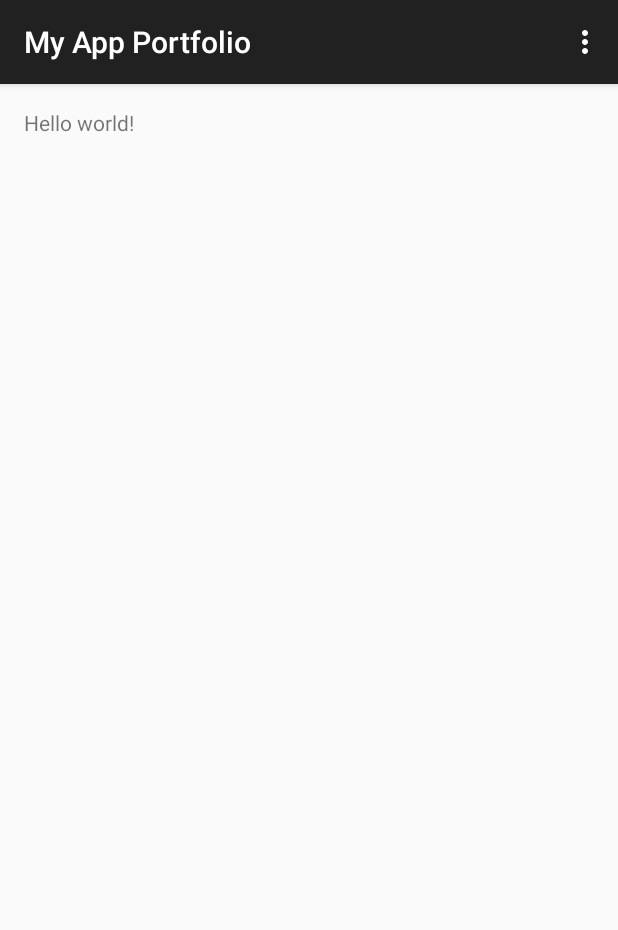
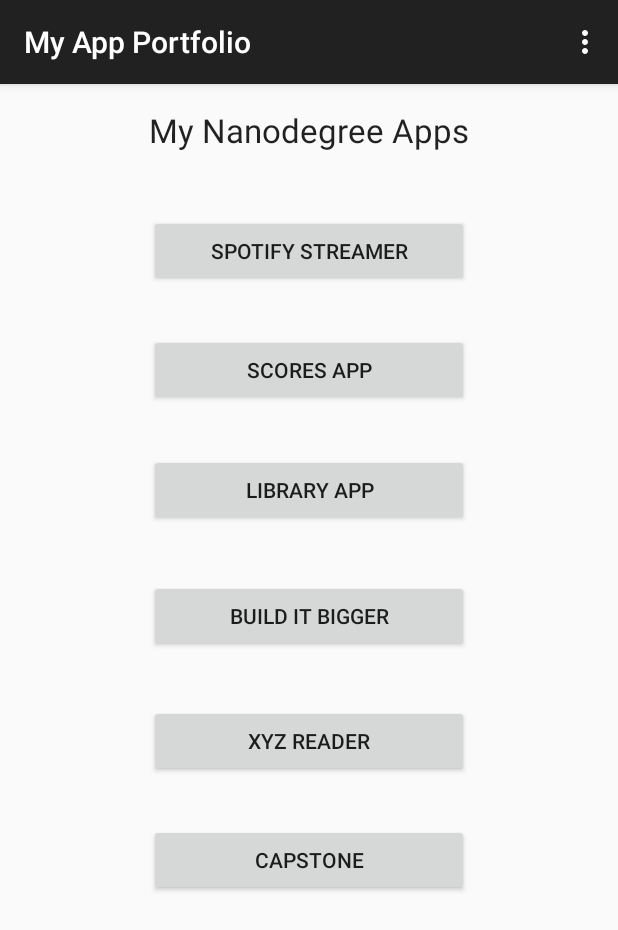
Before and after one commit to yaskyj/android-app-portfolio, an Android app: the screen it shows after launch (MainActivity), on a phone screen of 412 x 824 dp. Shown: the top 930 px of the screen. Run offline under Robolectric (Android 15) with nearby library versions, the phone set to English and light mode, and no system bars.

Commit message:
Add toast for each button

```diff
--- a/app/src/main/java/org/justinrogers/myappportfolio/MainActivity.java
+++ b/app/src/main/java/org/justinrogers/myappportfolio/MainActivity.java
@@ -4,6 +4,10 @@ import android.support.v7.app.ActionBarActivity;
 import android.os.Bundle;
 import android.view.Menu;
 import android.view.MenuItem;
+import android.view.View;
+import android.content.Context;
+import android.widget.Button;
+import android.widget.Toast;
 
 
 public class MainActivity extends ActionBarActivity {
@@ -35,4 +39,15 @@ public class MainActivity extends ActionBarActivity {
 
         return super.onOptionsItemSelected(item);
     }
+
+    public void createToast(View view) {
+        Button b = (Button)view;
+        String buttonText = b.getText().toString();
+
+        Context context = getApplicationContext();
+        CharSequence text = "This button will launch my " + buttonText;
+        int duration = Toast.LENGTH_SHORT;
+
+        Toast.makeText(context, text, duration).show();
+    }
 }
--- a/app/src/main/res/layout/activity_main.xml
+++ b/app/src/main/res/layout/activity_main.xml
@@ -5,7 +5,91 @@
     android:paddingTop="@dimen/activity_vertical_margin"
     android:paddingBottom="@dimen/activity_vertical_margin" tools:context=".MainActivity">
 
-    <TextView android:text="@string/hello_world" android:layout_width="wrap_content"
-        android:layout_height="wrap_content" />
+    <TextView
+        android:layout_width="wrap_content"
+        android:layout_height="wrap_content"
+        android:textAppearance="?android:attr/textAppearanceLarge"
+        android:text="My Nanodegree Apps"
+        android:id="@+id/textView"
+        android:layout_alignParentTop="true"
+        android:layout_centerHorizontal="true" />
 
+    <Button
+        android:layout_width="wrap_content"
+        android:layout_height="wrap_content"
+        android:text="Spotify Streamer"
+        android:id="@+id/button"
+        android:layout_below="@+id/textView"
+        android:layout_marginTop="42dp"
+        android:layout_alignRight="@+id/textView"
+        android:layout_alignEnd="@+id/textView"
+        android:layout_alignLeft="@+id/textView"
+        android:layout_alignStart="@+id/textView"
+        android:onClick="createToast" />
+
+    <Button
+        android:layout_width="wrap_content"
+        android:layout_height="wrap_content"
+        android:text="Scores App"
+        android:id="@+id/button3"
+        android:layout_below="@+id/button"
+        android:layout_marginTop="31dp"
+        android:layout_alignRight="@+id/button"
+        android:layout_alignEnd="@+id/button"
+        android:layout_alignLeft="@+id/button"
+        android:layout_alignStart="@+id/button"
+        android:onClick="createToast" />
+
+    <Button
+        android:layout_width="wrap_content"
+        android:layout_height="wrap_content"
+        android:text="Library App"
+        android:id="@+id/button4"
+        android:layout_marginTop="32dp"
+        android:layout_below="@+id/button3"
+        android:layout_alignRight="@+id/button3"
+        android:layout_alignEnd="@+id/button3"
+        android:layout_alignLeft="@+id/button3"
+        android:layout_alignStart="@+id/button3"
+        android:onClick="createToast" />
+
+
+    <Button
+        android:layout_width="wrap_content"
+        android:layout_height="wrap_content"
+        android:text="Build It Bigger"
+        android:id="@+id/button5"
+        android:layout_marginTop="36dp"
+        android:layout_below="@+id/button4"
+        android:layout_alignRight="@+id/button4"
+        android:layout_alignEnd="@+id/button4"
+        android:layout_alignLeft="@+id/button4"
+        android:layout_alignStart="@+id/button4"
+        android:onClick="createToast" />
+
+    <Button
+        android:layout_width="wrap_content"
+        android:layout_height="wrap_content"
+        android:text="XYZ Reader"
+        android:id="@+id/button6"
+        android:layout_below="@+id/button5"
+        android:layout_marginTop="35dp"
+        android:layout_alignRight="@+id/button5"
+        android:layout_alignEnd="@+id/button5"
+        android:layout_alignLeft="@+id/button5"
+        android:layout_alignStart="@+id/button5"
+        android:onClick="createToast" />
+
+    <Button
+        android:layout_width="wrap_content"
+        android:layout_height="wrap_content"
+        android:text="Capstone"
+        android:id="@+id/button2"
+        android:layout_marginTop="31dp"
+        android:layout_below="@+id/button6"
+        android:layout_alignLeft="@+id/button6"
+        android:layout_alignStart="@+id/button6"
+        android:layout_alignRight="@+id/button6"
+        android:layout_alignEnd="@+id/button6"
+        android:onClick="createToast" />
 </RelativeLayout>
```
Also changed, not shown: 1 other file.
